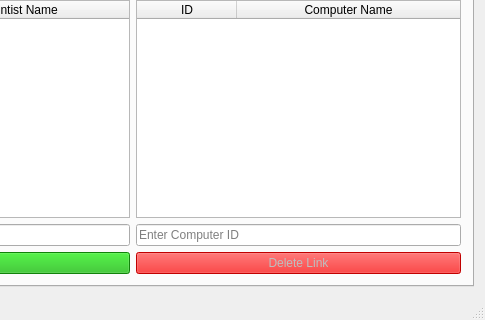
The window that mainwindow.ui (marin16/Skil3) describes before a commit, drawn with Qt 5; both pictures show x 219 to 704 and y 301 to 621 of the 704 by 621 pixel window.
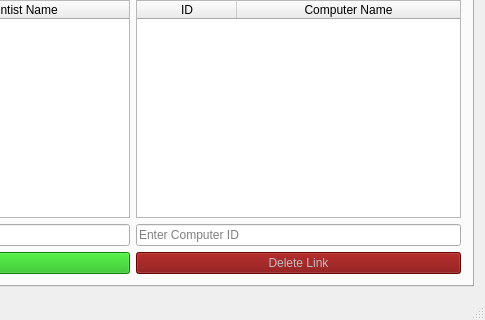
The same window after the commit. The open tabs and pages were chosen to show the change.

Commit message: link delete button color changes active-inactive

```diff
--- a/mainwindow.ui
+++ b/mainwindow.ui
@@ -570,7 +570,11 @@
              <bool>false</bool>
             </property>
             <property name="styleSheet">
-             <string notr="true">background-color: rgb(234, 0, 0)</string>
+             <string notr="true">QPushButton:Active{Background-color: rgb(234, 0, 0)
+}
+QPushButton:disabled{Background-color:rgb(125, 0, 0)
+}
+</string>
             </property>
             <property name="text">
              <string>Delete Link</string>
```
Left out of the diff: 4 changed lines with no effect on the pictures.
